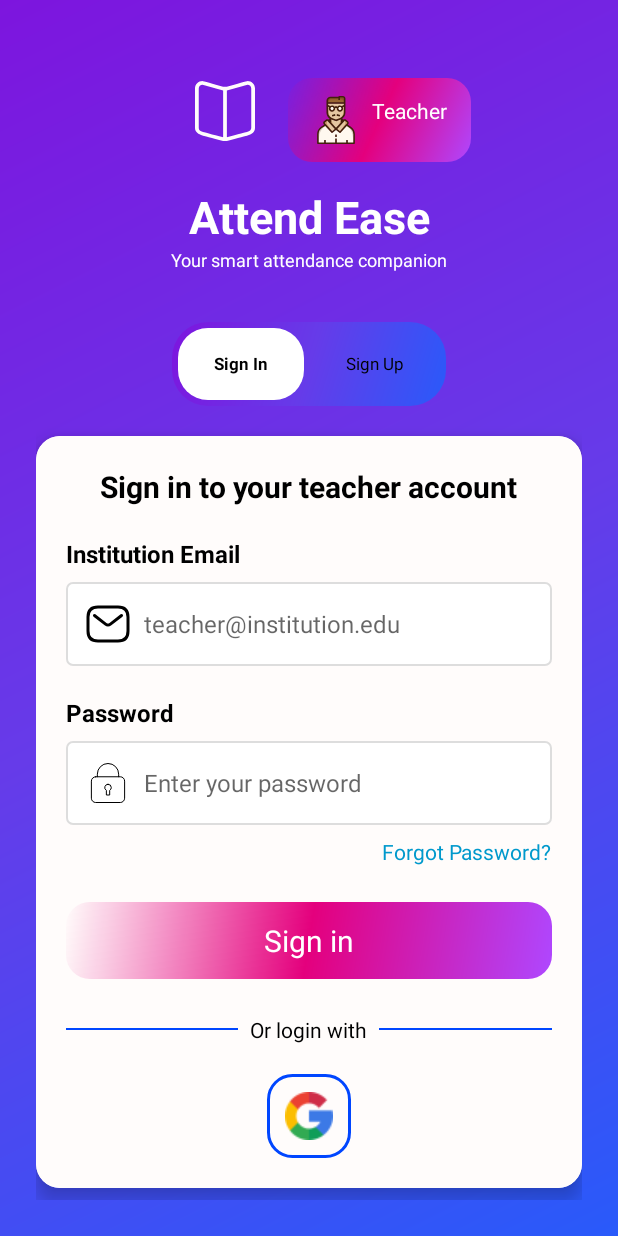
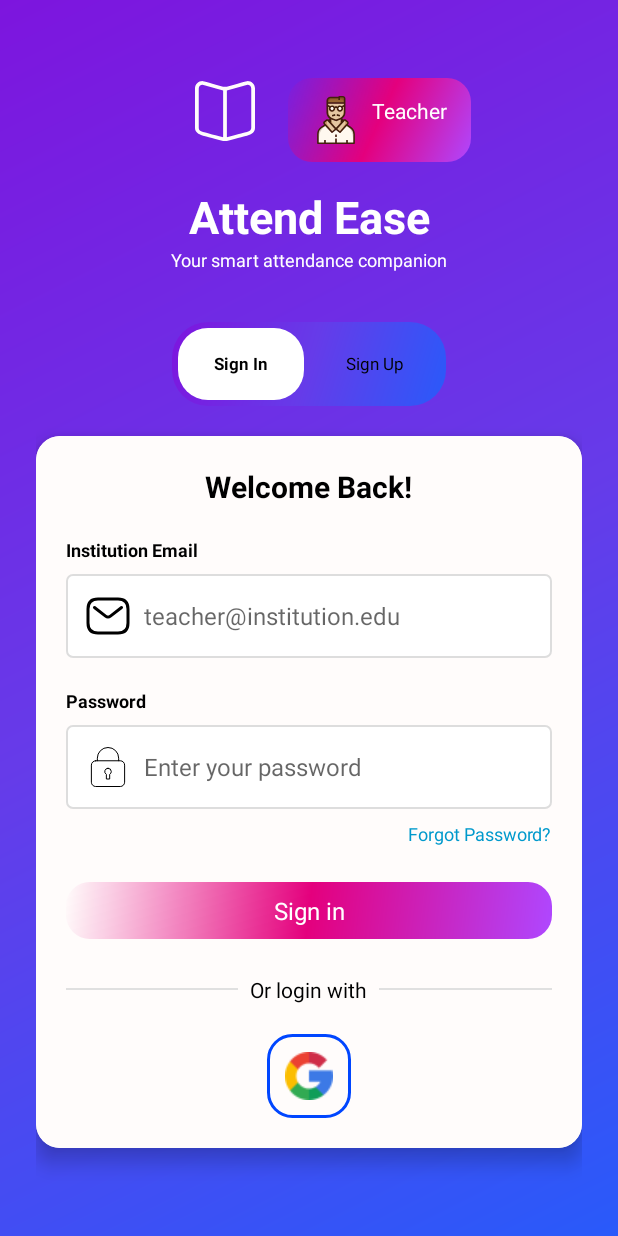
Before and after one commit to jaysonbutawan/AttendEase, an Android app: the LoginActivity screen opened directly, with no data from a screen before it, after a tap on "Sign in", on a phone screen of 412 x 824 dp. Run offline under Robolectric (Android 15) with nearby library versions, the phone set to English and light mode, and no system bars; our stand-ins replace Firebase (no records; nobody signed in at launch, a user with empty details on screens opened directly).

Commit message:
Unify login and signup flows in LoginActivity
Removed SignupActivity and its layout, integrating sign-up functionality directly into LoginActivity with a segmented control for toggling between sign-in and sign-up states. Updated OnboardingActivity to remove navigation to the deleted SignupActivity. Adjusted login_screen.xml for improved UI consistency and to support the new unified flow.

```diff
--- a/app/src/main/java/com/example/attendease/common/ui/auth/LoginActivity.kt
+++ b/app/src/main/java/com/example/attendease/common/ui/auth/LoginActivity.kt
@@ -1,10 +1,15 @@
 package com.example.attendease.common.ui.auth
 
+import android.annotation.SuppressLint
 import android.content.Intent
 import android.os.Bundle
+import android.view.View
+import android.widget.RadioButton
+import android.widget.RadioGroup
 import android.widget.Toast
 import androidx.appcompat.app.AppCompatActivity
 import androidx.lifecycle.lifecycleScope
+import com.example.attendease.R // Make sure this is imported for R.id access
 import com.example.attendease.common.firebase.AuthRepository
 import com.example.attendease.databinding.LoginScreenBinding
 import com.example.attendease.teacher.ui.dashboard.MainNavigationActivity
@@ -14,6 +19,9 @@ import kotlinx.coroutines.launch
 class LoginActivity : AppCompatActivity() {
     private lateinit var binding: LoginScreenBinding
     private lateinit var repository: AuthRepository
+    private enum class AuthState {  SIGN_IN, SIGN_UP
+    }
+    private var currentState = AuthState.SIGN_IN
 
     override fun onCreate(savedInstanceState: Bundle?) {
         super.onCreate(savedInstanceState)
@@ -21,33 +29,66 @@ class LoginActivity : AppCompatActivity() {
         setContentView(binding.root)
 
         repository = AuthRepository(FirebaseAuth.getInstance())
+        setupSegmentedControl()
+        binding.loginButton.setOnClickListener {
+            handleAuthAction()
+        }
+        binding.googleButton.setOnClickListener {
+            handleGoogleSignIn()
+        }
+        updateUIForState(AuthState.SIGN_IN)
+    }
 
-        // Handle Google button click
-        binding.googleButton.setOnClickListener {
-            lifecycleScope.launch {
-                val result = repository.signInWithGoogle(this@LoginActivity)
-                result.onSuccess {
-                    Toast.makeText(this@LoginActivity, "Login Successful", Toast.LENGTH_SHORT).show()
-                    startActivity(Intent(this@LoginActivity, MainNavigationActivity::class.java))
-                    finish()
-                }.onFailure { e ->
-                    Toast.makeText(
-                        this@LoginActivity,
-                        "Google login failed: ${e.message}",
-                        Toast.LENGTH_LONG
-                    ).show()
+    private fun setupSegmentedControl() {
+        binding.toggleGroup.setOnCheckedChangeListener { group: RadioGroup, checkedId: Int ->
+            when (checkedId) {
+                R.id.radio_sign_in -> updateUIForState(AuthState.SIGN_IN)
+                R.id.radio_sign_up -> updateUIForState(AuthState.SIGN_UP)
             }
         }
     }
-        binding.loginButton.setOnClickListener {
+
+    @SuppressLint("SetTextI18n")
+    private fun updateUIForState(state: AuthState) {
+        currentState = state
+        binding.credentialView.apply {
+            when (state) {
+                AuthState.SIGN_IN -> {
+                    // Sign In State 🔐
+                    binding.cardTitle.text = "Welcome Back!"
+                    binding.forgotPasswordText.visibility = View.VISIBLE
+                    binding.loginButton.text = getString(R.string.log_in)
+                }
+                AuthState.SIGN_UP -> {
+                    // Sign Up State 📝
+                    binding.cardTitle.text = "Create Account"
+                    binding.forgotPasswordText.visibility = View.GONE
+                    binding.loginButton.text = "SIGN UP" // Set button text to "SIGN UP"
+
+                }
+            }
+        }
+    }
+
+    private fun handleAuthAction() {
         val email = binding.emailEditText.text.toString().trim()
         val password = binding.passwordEditText.text.toString().trim()
 
         if (email.isEmpty() || password.isEmpty()) {
             Toast.makeText(this, "Please enter email and password", Toast.LENGTH_SHORT).show()
-                return@setOnClickListener
+            return
         }
 
+
+        when (currentState) {
+            AuthState.SIGN_IN -> signIn(email, password)
+            AuthState.SIGN_UP -> {
+                signUp(email, password)
+            }
+        }
+    }
+
+    private fun signIn(email: String, password: String) {
         lifecycleScope.launch {
             val result = repository.signInWithEmail(email, password)
             result.onSuccess {
@@ -64,9 +105,34 @@ class LoginActivity : AppCompatActivity() {
         }
     }
 
-//        // Go to signup
-//        binding.signUpText.setOnClickListener {
-//            startActivity(Intent(this, SignupActivity::class.java))
-//        }
+    private fun signUp(email: String, password: String) {
+        lifecycleScope.launch {
+            val result = repository.signUpWithEmail(email, password)
+            result.onSuccess {
+                Toast.makeText(this@LoginActivity, "Account created successfully. Please sign in.", Toast.LENGTH_LONG).show()
+                binding.toggleGroup.check(R.id.radio_sign_in)
+                updateUIForState(AuthState.SIGN_IN)
+                binding.passwordEditText.text.clear()
+            }.onFailure { e ->
+                Toast.makeText(this@LoginActivity, "Signup failed: ${e.message}", Toast.LENGTH_LONG).show()
             }
         }
+    }
+
+    private fun handleGoogleSignIn() {
+        lifecycleScope.launch {
+            val result = repository.signInWithGoogle(this@LoginActivity)
+            result.onSuccess {
+                Toast.makeText(this@LoginActivity, "Login Successful", Toast.LENGTH_SHORT).show()
+                startActivity(Intent(this@LoginActivity, MainNavigationActivity::class.java))
+                finish()
+            }.onFailure { e ->
+                Toast.makeText(
+                    this@LoginActivity,
+                    "Google login failed: ${e.message}",
+                    Toast.LENGTH_LONG
+                ).show()
+            }
+        }
+    }
+}
--- a/app/src/main/res/layout/login_screen.xml
+++ b/app/src/main/res/layout/login_screen.xml
@@ -163,7 +163,7 @@
                 android:layout_marginBottom="8dp"
                 android:text="Institution Email"
                 android:textColor="@android:color/black"
-                android:textSize="16sp"
+                android:textSize="12sp"
                 android:textStyle="bold" />
 
             <EditText
@@ -186,7 +186,7 @@
                 android:layout_marginBottom="8dp"
                 android:text="Password"
                 android:textColor="@android:color/black"
-                android:textSize="16sp"
+                android:textSize="12sp"
                 android:textStyle="bold" />
 
             <EditText
@@ -209,7 +209,9 @@
                 android:layout_height="wrap_content"
                 android:layout_gravity="end"
                 android:layout_marginTop="8dp"
+                android:visibility="gone"
                 android:text="@string/forgot_password"
+                android:textSize="12sp"
                 android:textColor="@android:color/holo_blue_dark" />
 
             <!-- Login Button -->
@@ -220,10 +222,10 @@
                 android:layout_marginTop="24dp"
                 android:background="@drawable/rounded_button"
                 android:gravity="center"
-                android:padding="12dp"
+                android:padding="8dp"
                 android:text="@string/log_in"
                 android:textColor="@android:color/white"
-                android:textSize="20sp" />
+                android:textSize="16sp" />
             <!-- Divider -->
             <LinearLayout
                 android:layout_width="match_parent"
@@ -236,7 +238,7 @@
                     android:layout_width="0dp"
                     android:layout_height="1dp"
                     android:layout_weight="1"
-                    android:background="@color/blue" />
+                    android:background="@color/gray_divider" />
 
                 <TextView
                     android:layout_width="wrap_content"
@@ -250,7 +252,7 @@
                     android:layout_width="0dp"
                     android:layout_height="1dp"
                     android:layout_weight="1"
-                    android:background="@color/blue" />
+                    android:background="@color/gray_divider" />
             </LinearLayout>
 
             <!-- Google Button -->
```
Also changed, not shown: app/src/main/java/com/example/attendease/common/ui/auth/SignupActivity.kt (deleted, +0 -57 lines), app/src/main/java/com/example/attendease/teacher/ui/onboarding/OnboardingActivity.kt (+3 -4 lines), app/src/main/res/layout/signup_screen.xml (deleted, +0 -131 lines). Lines whose indentation alone changed are shown as unchanged.
